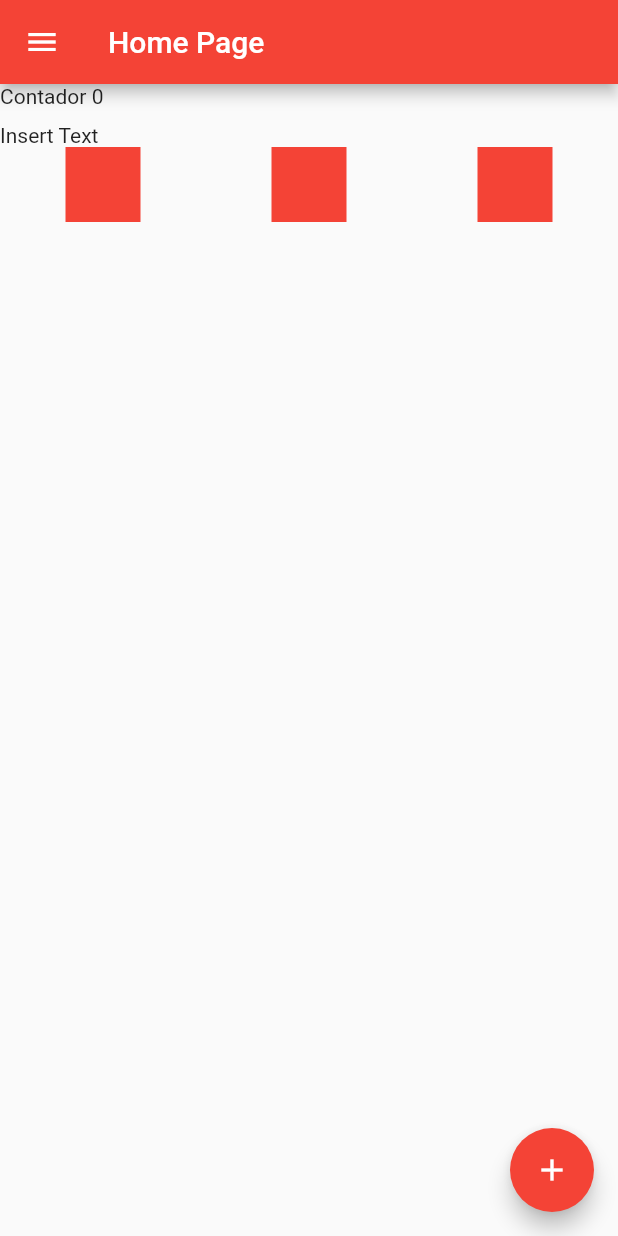
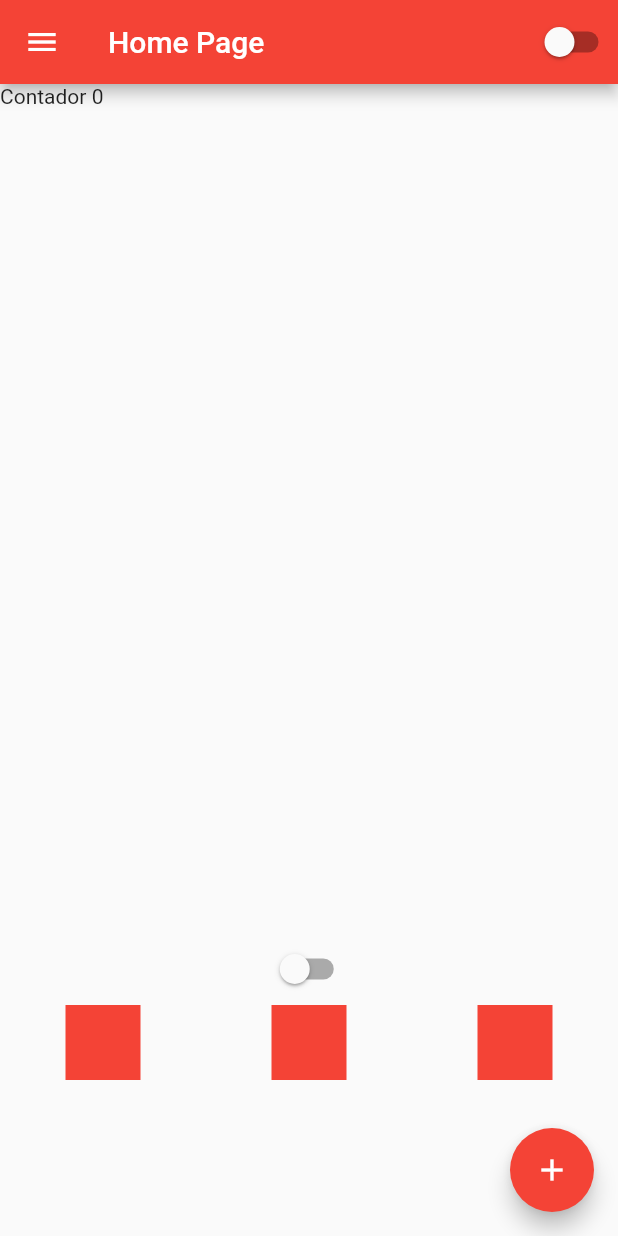
Before and after one commit to AlessonCC/Estudos, a Flutter app: the HomePage screen opened by its route, on a phone screen of 412 x 824 dp. Run offline on Flutter 3.47's test engine with Material 2 defaults, Android fonts, the phone set to English and light mode, and no system bars.

Commit message:
Revert "Remoção de linhas desnecessarias"
This reverts commit c6b084941c574a5bba172c96537269325aa9054e.

```diff
--- a/Flutter/manual_de_sobrevivencia/lib/app/home_page.dart
+++ b/Flutter/manual_de_sobrevivencia/lib/app/home_page.dart
@@ -57,7 +57,10 @@ class HomePageState extends State<HomePage> {
           ],
         ),
       ),
-      appBar: AppBar(title: const Text('Home Page')),
+      appBar: AppBar(
+        title: const Text('Home Page'),
+        actions: const [CustomSwitch()],
+      ),
       body: SizedBox(
         width: double.infinity,
         height: double.infinity,
@@ -66,8 +69,8 @@ class HomePageState extends State<HomePage> {
           //crossAxisAlignment: CrossAxisAlignment.start
           children: [
             Text('Contador $count'),
-            Container(height: 10),
-            Text('Insert Text'),
+            Container(height: 550),
+            const CustomSwitch(),
             Row(
               mainAxisAlignment: MainAxisAlignment.spaceAround,
               crossAxisAlignment: CrossAxisAlignment.center,
```
